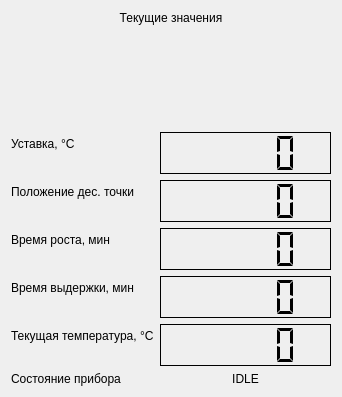
This is src/ui/widgets/resource/display_panel/display_panel.ui in V0es/crystal-visor as Qt 5 draws it before an edit. The edited form follows.
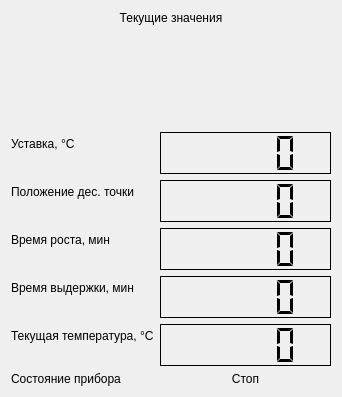
This is the edited form.

What changed in the file:
```diff
--- a/src/ui/widgets/resource/display_panel/display_panel.ui
+++ b/src/ui/widgets/resource/display_panel/display_panel.ui
@@ -214,7 +214,7 @@
      <item row="7" column="1">
       <widget class="QLabel" name="device_state_field">
        <property name="text">
-        <string>IDLE</string>
+        <string>Стоп</string>
        </property>
        <property name="alignment">
         <set>Qt::AlignCenter</set>
```
